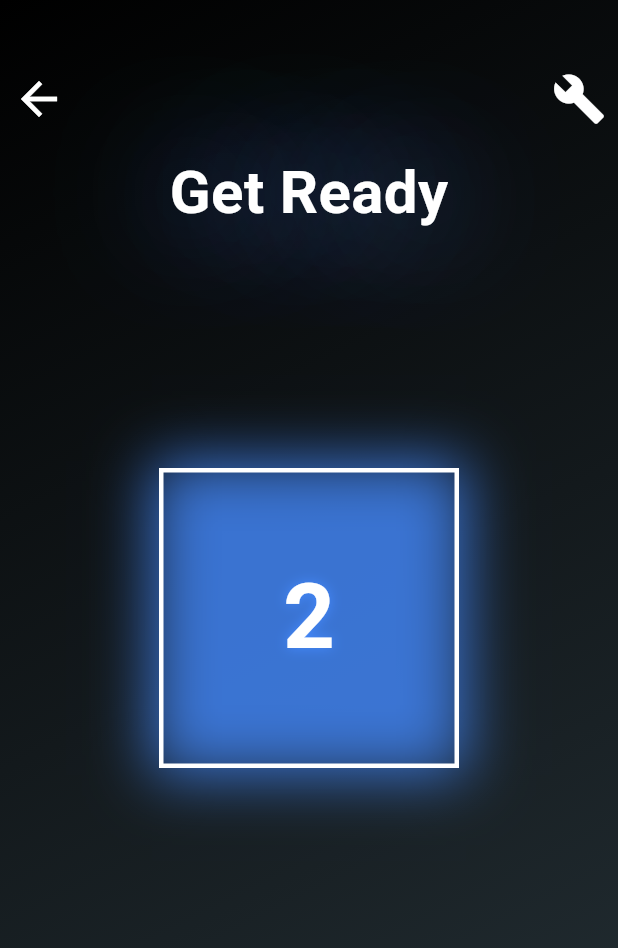
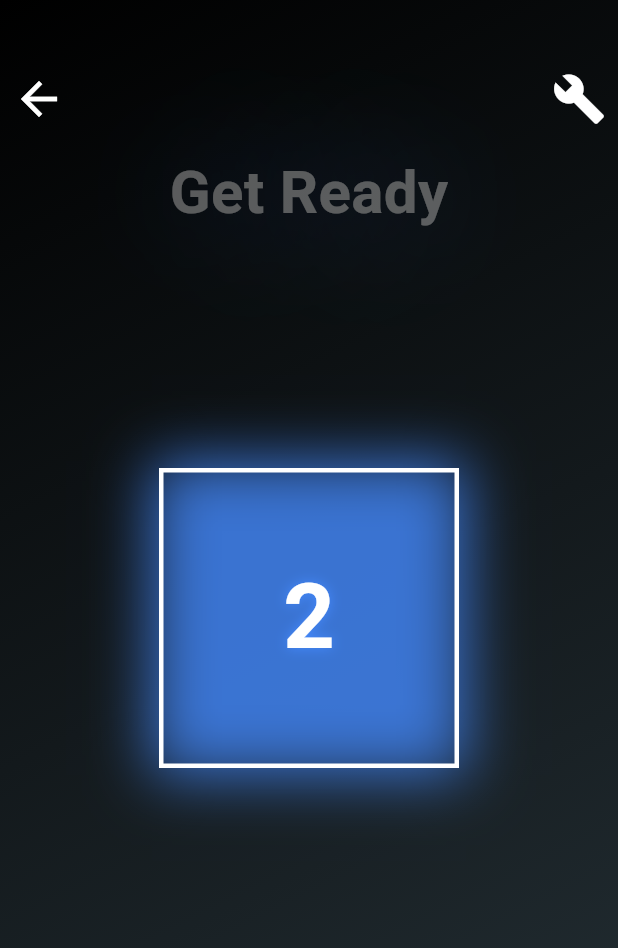
Before and after one commit to rasulsilva95/box-breather, a Flutter app: the BoxBreathingScreen screen opened directly, after a tap on "Got it!", on a phone screen of 412 x 824 dp. Shown: the top 948 px of the screen. Run offline on Flutter 3.47's test engine with Material 3 defaults, Android fonts, the light colour scheme and no system bars.

Commit message:
grok to the rescue, word animations almost there

```diff
--- a/box_breather/lib/main.dart
+++ b/box_breather/lib/main.dart
@@ -126,27 +126,27 @@ class _MainMenuState extends State<MainMenu> with SingleTickerProviderStateMixin
                     'Box',
                     style: TextStyle(
                       color: Colors.white,
-                      fontSize: 48, // Increased font size
+                      fontSize: 48,
                       fontWeight: FontWeight.bold,
                     ),
                   ),
-                  SizedBox(height: 20), // Added spacing between texts
+                  SizedBox(height: 20),
                   Hero(
                     tag: 'outerBox',
                     child: AnimatedBuilder(
                       animation: _controller,
                       builder: (context, child) {
                         return Container(
-                          width: 200, // Increased width
-                          height: 200, // Increased height
+                          width: 200,
+                          height: 200,
                           decoration: BoxDecoration(
-                            border: Border.all(color: Colors.white, width: 4), // Increased border width
-                            color: Colors.transparent, // No internal color
+                            border: Border.all(color: Colors.white, width: 4),
+                            color: Colors.transparent,
                             boxShadow: [
                               BoxShadow(
-                                color: Colors.blueAccent.withOpacity(0.8), // Increased opacity
-                                blurRadius: _blurRadiusAnimation.value, // Animated blur radius
-                                spreadRadius: _spreadRadiusAnimation.value, // Animated spread radius
+                                color: Colors.blueAccent.withOpacity(0.8),
+                                blurRadius: _blurRadiusAnimation.value,
+                                spreadRadius: _spreadRadiusAnimation.value,
                               ),
                             ],
                           ),
@@ -158,7 +158,7 @@ class _MainMenuState extends State<MainMenu> with SingleTickerProviderStateMixin
                                 'Breather',
                                 style: TextStyle(
                                   color: Colors.white,
-                                  fontSize: 36, // Increased font size
+                                  fontSize: 36,
                                   fontWeight: FontWeight.bold,
                                 ),
                               ),
@@ -170,7 +170,7 @@ class _MainMenuState extends State<MainMenu> with SingleTickerProviderStateMixin
                   ),
                 ],
               ),
-              SizedBox(height: 40), // Increased spacing
+              SizedBox(height: 40),
               AnimatedOpacity(
                 opacity: buttonOpacity,
                 duration: Duration(seconds: 1),
@@ -216,12 +216,12 @@ class _AnimatedButtonState extends State<AnimatedButton> with SingleTickerProvid
       builder: (context, child) {
         return ElevatedButton(
           style: ElevatedButton.styleFrom(
-            backgroundColor: Colors.black, // Button color
-            foregroundColor: Colors.white, // Text color
-            side: BorderSide(color: Colors.blueAccent, width: 4), // Increased outline width
+            backgroundColor: Colors.black,
+            foregroundColor: Colors.white,
+            side: BorderSide(color: Colors.blueAccent, width: 4),
             shadowColor: Colors.blueAccent.withOpacity(0.5),
             elevation: _animation.value,
-            padding: EdgeInsets.symmetric(horizontal: 40, vertical: 20), // Increased padding
+            padding: EdgeInsets.symmetric(horizontal: 40, vertical: 20),
           ),
           onPressed: () {
             Navigator.push(
@@ -231,7 +231,7 @@ class _AnimatedButtonState extends State<AnimatedButton> with SingleTickerProvid
                 transitionsBuilder: (context, animation, secondaryAnimation, child) {
                   return SlideTransition(
                     position: Tween<Offset>(
-                      begin: Offset(0.0, 0.5), // Slide in from below
+                      begin: Offset(0.0, 0.5),
                       end: Offset(0.0, 0.0),
                     ).animate(animation),
                     child: child,
@@ -242,7 +242,7 @@ class _AnimatedButtonState extends State<AnimatedButton> with SingleTickerProvid
           },
           child: Text(
             'Breathe',
-            style: TextStyle(fontSize: 24), // Increased font size
+            style: TextStyle(fontSize: 24),
           ),
         );
       },
@@ -258,29 +258,30 @@ class BoxBreathingScreen extends StatefulWidget {
 class _BoxBreathingScreenState extends State<BoxBreathingScreen> with TickerProviderStateMixin {
   double positionX = 0;
   double positionY = 0;
-  double dynamicBoxSize = 10; // Further decreased initial size
-  static const double outerBoxSize = 200; // Further decreased outer box size
+  double dynamicBoxSize = 10;
+  static const double outerBoxSize = 200;
   int phase = 0;
   int countdown = 1;
   late Timer timer;
-  int duration = 4; // Default duration is 4 seconds
-  static const double minBoxSize = 10; // Further decreased min box size
-  static const double maxBoxSize = 20; // Further decreased max box size
-  static const double lineThickness = 3; // Further decreased line thickness
+  int duration = 4;
+  static const double minBoxSize = 10;
+  static const double maxBoxSize = 20;
+  static const double lineThickness = 3;
   double elapsedTime = 0;
-  double baseTextSize = 30; // Further decreased base text size
-  double maxTextSize = 45; // Further decreased max text size
+  double baseTextSize = 30;
+  double maxTextSize = 45;
   late AnimationController _glowController;
   late Animation<double> _blurRadiusAnimation;
   late Animation<double> _spreadRadiusAnimation;
   late AnimationController _textGlowController;
   late Animation<double> _textGlowAnimation;
-  int preCountdown = 3; // Initial countdown value
+  int preCountdown = 3;
   bool isPreCountdown = true;
   bool showPulse = false;
-  bool showInfoOverlay = true; // Show the informational overlay initially
-  bool showBeginText = false; // Show "Begin" text when countdown reaches 1
+  bool showInfoOverlay = true;
+  bool showBeginText = false;
   bool showGetReadyText = false;
+
   @override
   void initState() {
     super.initState();
@@ -293,9 +294,8 @@ class _BoxBreathingScreenState extends State<BoxBreathingScreen> with TickerProv
     _blurRadiusAnimation = Tween<double>(begin: 20.0, end: 50.0).animate(_glowController);
     _spreadRadiusAnimation = Tween<double>(begin: 2.0, end: 8.0).animate(_glowController);
 
-    // Initialize the text glow animation
     _textGlowController = AnimationController(
-      duration: const Duration(seconds: 1), // Pulse every second
+      duration: const Duration(seconds: 1),
       vsync: this,
     )..repeat(reverse: true);
 
@@ -303,7 +303,6 @@ class _BoxBreathingScreenState extends State<BoxBreathingScreen> with TickerProv
       CurvedAnimation(parent: _textGlowController, curve: Curves.easeInOut),
     );
 
-    // Initialize the red box position to the top-left corner of the outer box
     WidgetsBinding.instance.addPostFrameCallback((_) {
       final centerX = MediaQuery.of(context).size.width / 2;
       final centerY = MediaQuery.of(context).size.height / 2;
@@ -330,23 +329,22 @@ class _BoxBreathingScreenState extends State<BoxBreathingScreen> with TickerProv
         if (preCountdown > 1) {
           preCountdown--;
           showGetReadyText = true;
+          print('showGetReadyText: $showGetReadyText');
         } else if (preCountdown == 1) {
-          // Show "Begin" text when the countdown reaches 1
           showGetReadyText = false;
           showBeginText = true;
-          preCountdown--; // Decrement to 0
+          print('showGetReadyText: $showGetReadyText, showBeginText: $showBeginText');
+          preCountdown--;
 
-          // Hide "Begin" text after 1 second
           Future.delayed(Duration(seconds: 1), () {
             setState(() {
               showBeginText = false;
             });
           });
         } else {
-          // Countdown has ended
           timer.cancel();
           isPreCountdown = false;
-          startBreathingAnimation(); // Start the breathing animation immediately
+          startBreathingAnimation();
         }
       });
     });
@@ -438,6 +436,7 @@ class _BoxBreathingScreenState extends State<BoxBreathingScreen> with TickerProv
 
   @override
   Widget build(BuildContext context) {
+    print('Building widget... showGetReadyText: $showGetReadyText');
     return Scaffold(
       body: Container(
         decoration: BoxDecoration(
@@ -569,19 +568,19 @@ class _BoxBreathingScreenState extends State<BoxBreathingScreen> with TickerProv
                             fontSize: 60,
                             fontWeight: FontWeight.bold,
                             shadows: [
-                              Shadow(blurRadius: 10, color: Colors.blueAccent, offset: Offset(0, 0))
+                              Shadow(blurRadius: 10, color: Colors.blueAccent, offset: Offset(0, 0)),
                             ],
                           ),
                         ),
                       ),
-                    if (showGetReadyText)
                     Align(
-                        alignment: Alignment.topCenter, // Position the text above the box
+                      alignment: Alignment.topCenter,
                       child: Padding(
-                          padding: const EdgeInsets.only(top: 100.0), // Adjust the padding to move it closer to the box
+                        padding: const EdgeInsets.only(top: 100.0),
                         child: AnimatedOpacity(
-                            opacity: showGetReadyText ? 1.0 : 0.0, // Fade in when true, fade out when false
-                            duration: Duration(milliseconds: 500), // Duration of the fade effect
+                          opacity: showGetReadyText ? 1.0 : 0.0,
+                          duration: const Duration(milliseconds: 500),
+                          curve: Curves.easeInOut,
                           child: Text(
                             'Get Ready',
                             style: TextStyle(
@@ -598,14 +597,21 @@ class _BoxBreathingScreenState extends State<BoxBreathingScreen> with TickerProv
                     ),
                     if (showBeginText)
                       Align(
-                        alignment: Alignment.topCenter, // Position the text above the box
+                        alignment: Alignment.topCenter,
                         child: Padding(
-                          padding: const EdgeInsets.only(top: 100.0), // Adjust the padding to move it closer to the box
-                          child: AnimatedOpacity(
-                            opacity: showBeginText ? 1.0 : 0.0, // Fade in when true, fade out when false
-                            duration: Duration(milliseconds: 500), // Duration of the fade effect
-                            child: Text(
+                          padding: const EdgeInsets.only(top: 100.0),
+                          child: AnimatedSwitcher(
+                            duration: Duration(milliseconds: 300),
+                            transitionBuilder: (Widget child, Animation<double> animation) {
+                              return FadeTransition(
+                                opacity: animation,
+                                child: child,
+                              );
+                            },
+                            child: showBeginText
+                                ? Text(
                                     'Begin',
+                                    key: ValueKey<bool>(showBeginText),
                                     style: TextStyle(
                                       color: Colors.white,
                                       fontSize: 40,
@@ -614,7 +620,8 @@ class _BoxBreathingScreenState extends State<BoxBreathingScreen> with TickerProv
                                         Shadow(blurRadius: 100, color: Colors.blueAccent, offset: Offset(0, 0)),
                                       ],
                                     ),
-                            ),
+                                  )
+                                : SizedBox.shrink(),
                           ),
                         ),
                       ),
@@ -623,16 +630,16 @@ class _BoxBreathingScreenState extends State<BoxBreathingScreen> with TickerProv
                         left: positionX,
                         top: positionY,
                         child: Container(
-                          width: minBoxSize, // Fixed size
-                          height: minBoxSize, // Fixed size
+                          width: minBoxSize,
+                          height: minBoxSize,
                           decoration: BoxDecoration(
                             color: Colors.redAccent,
-                            borderRadius: BorderRadius.circular(4), // Border radius for rounded corners
+                            borderRadius: BorderRadius.circular(4),
                             boxShadow: [
                               BoxShadow(
                                 color: Colors.redAccent.withOpacity(0.7),
-                                blurRadius: 10, // Blur radius for shadow
-                                spreadRadius: 1, // Spread radius for shadow
+                                blurRadius: 10,
+                                spreadRadius: 1,
                               ),
                             ],
                           ),
@@ -644,8 +651,8 @@ class _BoxBreathingScreenState extends State<BoxBreathingScreen> with TickerProv
                         child: Text(
                           '$countdown',
                           style: TextStyle(
-                            color: Colors.white, // Changed to white
-                            fontSize: 60, // Increased font size
+                            color: Colors.white,
+                            fontSize: 60,
                             fontWeight: FontWeight.bold,
                             shadows: [
                               Shadow(blurRadius: 10, color: Colors.blueAccent, offset: Offset(0, 0))
@@ -655,27 +662,27 @@ class _BoxBreathingScreenState extends State<BoxBreathingScreen> with TickerProv
                       ),
                     if (!isPreCountdown)
                       Align(
-                        alignment: Alignment.topCenter, // Position the text above the box
+                        alignment: Alignment.topCenter,
                         child: Padding(
-                          padding: const EdgeInsets.only(top: 100.0), // Adjust the padding to match the action words
+                          padding: const EdgeInsets.only(top: 100.0),
                           child: AnimatedSwitcher(
-                            duration: Duration(milliseconds: 300), // Faster transition duration
+                            duration: Duration(milliseconds: 300),
                             transitionBuilder: (Widget child, Animation<double> animation) {
                               return FadeTransition(
-                                opacity: animation, // Apply fade transition
+                                opacity: animation,
                                 child: child,
                               );
                             },
                             child: Text(
                               getBreathingPhaseText(),
-                              key: ValueKey<String>(getBreathingPhaseText()), // Unique key for each phase
+                              key: ValueKey<String>(getBreathingPhaseText()),
                               style: TextStyle(
                                 color: Colors.white,
-                                fontSize: 40, // Fixed size
+                                fontSize: 40,
                                 fontWeight: FontWeight.bold,
                                 shadows: [
                                   Shadow(
-                                    blurRadius: _textGlowAnimation.value, // Glow intensity based on animation
+                                    blurRadius: _textGlowAnimation.value,
                                     color: Colors.blueAccent,
                                     offset: Offset(0, 0),
                                   ),
@@ -690,7 +697,7 @@ class _BoxBreathingScreenState extends State<BoxBreathingScreen> with TickerProv
                         onClose: () {
                           setState(() {
                             showInfoOverlay = false;
-                            startPreCountdown(); // Start pre-countdown when the user presses "Got it"
+                            startPreCountdown();
                           });
                         },
                       ),
@@ -705,7 +712,6 @@ class _BoxBreathingScreenState extends State<BoxBreathingScreen> with TickerProv
   }
 
   void onSelected(BuildContext context, int item) {
-    // Handle menu item selection
   }
 }
 
@@ -743,8 +749,8 @@ class _PulseEffectState extends State<PulseEffect> with TickerProviderStateMixin
         return Opacity(
           opacity: 1.0 - _animation.value,
           child: Container(
-            width: 200 + 20 * _animation.value, // Adjusted size to be closer to the outer box
-            height: 200 + 20 * _animation.value, // Adjusted size to be closer to the outer box
+            width: 200 + 20 * _animation.value,
+            height: 200 + 20 * _animation.value,
             decoration: BoxDecoration(
               shape: BoxShape.rectangle,
               border: Border.all(
@@ -768,7 +774,6 @@ class InfoOverlay extends StatelessWidget {
   Widget build(BuildContext context) {
     return Stack(
       children: [
-        // Background with gradient and transparency
         Container(
           decoration: BoxDecoration(
             gradient: LinearGradient(
@@ -783,14 +788,13 @@ class InfoOverlay extends StatelessWidget {
             padding: EdgeInsets.all(20),
             margin: EdgeInsets.symmetric(horizontal: 20),
             decoration: BoxDecoration(
-              color: Colors.black.withOpacity(0.9), // Slightly transparent black background
+              color: Colors.black.withOpacity(0.9),
               borderRadius: BorderRadius.circular(15),
-              border: Border.all(color: Colors.blueAccent, width: 2), // Blue border
+              border: Border.all(color: Colors.blueAccent, width: 2),
             ),
             child: Column(
               mainAxisSize: MainAxisSize.min,
               children: [
-                // Title
                 Text(
                   'Box Breathing Technique',
                   style: TextStyle(
@@ -808,7 +812,6 @@ class InfoOverlay extends StatelessWidget {
                   textAlign: TextAlign.center,
                 ),
                 SizedBox(height: 20),
-                // Instructions
                 Text(
                   'Box breathing is a simple and effective breathing technique. '
                   'Follow the instructions below:\n\n'
@@ -820,17 +823,16 @@ class InfoOverlay extends StatelessWidget {
                   style: TextStyle(
                     fontSize: 18,
                     color: Colors.white,
-                    height: 1.5, // Line height for better readability
+                    height: 1.5,
                   ),
                   textAlign: TextAlign.center,
                 ),
                 SizedBox(height: 30),
-                // "Got it!" Button
                 ElevatedButton(
                   onPressed: onClose,
                   style: ElevatedButton.styleFrom(
-                    backgroundColor: Colors.blueAccent, // Button background color
-                    foregroundColor: Colors.white, // Button text color
+                    backgroundColor: Colors.blueAccent,
+                    foregroundColor: Colors.white,
                     padding: EdgeInsets.symmetric(horizontal: 40, vertical: 15),
                     shape: RoundedRectangleBorder(
                       borderRadius: BorderRadius.circular(10),
```
Lines whose indentation alone changed are shown as unchanged.
